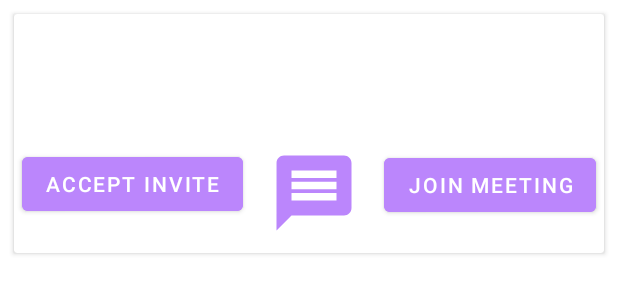
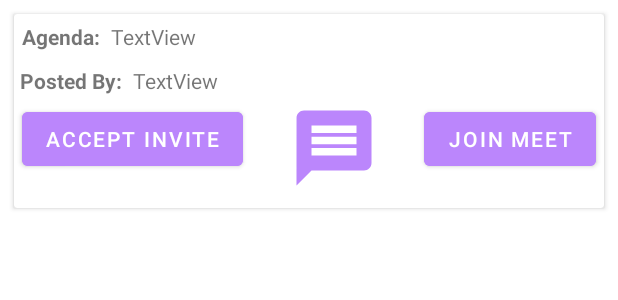
Before and after one commit to enlightrahulrm31/Teams-Clone-App, an Android app: the layout team_row_user.xml on its own in the app's theme, with its tools: preview values and no code run, on a phone screen of 412 x 824 dp. Shown: the top 300 px of the screen. Run offline under Robolectric (Android 15) with nearby library versions, the phone set to English and light mode, and no system bars.

Commit message:
Created chat activity for meetings , modified layout of meeting post .

```diff
--- a/app/src/main/java/com/example/bcd/AlarmReciever.kt
+++ b/app/src/main/java/com/example/bcd/AlarmReciever.kt
@@ -9,6 +9,7 @@ import android.media.RingtoneManager
 import android.net.Uri
 import androidx.core.app.NotificationCompat
 import androidx.core.app.NotificationManagerCompat
+import kotlin.random.Random
 
 class AlarmReciever: BroadcastReceiver() {
     lateinit var notification : Uri
--- a/app/src/main/java/com/example/bcd/BoardingActivity.kt
+++ b/app/src/main/java/com/example/bcd/BoardingActivity.kt
@@ -60,12 +60,14 @@ class BoardingActivity : AppCompatActivity() {
         val  intentmanagemeet: Intent = Intent(this,DashboardActivity::class.java)
         val u = firebaseauth.currentUser
         val em = u?.email
+        var phno:String = ""
         database.collection("users").get()    // it is used to retrive all data of user from firestore database
                 .addOnSuccessListener { result ->
                     for (document in result) {
                         if (document.data["email"].toString() == em) {   // if the email from document is found equal to email of signed in user then we will replace username to loged in user name
                             username = document.data["name"].toString()
                             curUserUrl = document.data["userurl"].toString()
+                            phno = document.data["phoneno"].toString()
                             break
                         }
                     }
@@ -96,6 +98,7 @@ class BoardingActivity : AppCompatActivity() {
             dialog.findViewById<ImageView>(R.id.cancelbutton).setOnClickListener {
                 dialog.dismiss()
             }
+            dialog.findViewById<TextView>(R.id.phonenumbertext).text = phno
             dialog.findViewById<Button>(R.id.editprofile).setOnClickListener {
                 val intent = Intent(this,ProfileActivity::class.java)
                 intent.putExtra("name",username)
--- a/app/src/main/java/com/example/bcd/TeamUserAdapter.kt
+++ b/app/src/main/java/com/example/bcd/TeamUserAdapter.kt
@@ -65,7 +65,7 @@ class TeamUserAdapter(options: FirestoreRecyclerOptions<TeamMeetingModel>, conte
                 .setServerURL(serverurl)
                 .setWelcomePageEnabled(false).build()
         JitsiMeet.setDefaultConferenceOptions(defaultOption)
-        holder.thisjoinmeet.setBackgroundColor(Color.MAGENTA)
+        //holder.thisjoinmeet.setBackgroundColor(Color.MAGENTA)
         holder.thisacceptinvite.setOnClickListener {
             if(map[namemap] != null ){
                 Toast.makeText(k,"You cant accept multiple invites at a time ", Toast.LENGTH_LONG).show()
--- a/app/src/main/res/drawable/oval_shape.xml
+++ b/app/src/main/res/drawable/oval_shape.xml
@@ -13,6 +13,6 @@
     <stroke
         android:width="0.5dp"
         android:color="@color/purple_700" />
-    <solid android:color="@color/purple_200" />
+    <solid android:color="@color/light_blue" />
 
 </shape>
--- a/app/src/main/res/layout/custom_pop.xml
+++ b/app/src/main/res/layout/custom_pop.xml
@@ -6,7 +6,7 @@
     android:layout_height="475dp"
     android:layout_width="350dp"
     android:padding="5dp"
-    android:background="@color/dark_blue"
+    android:background="@color/light_blue"
     android:layout_gravity="center">
 
     <androidx.constraintlayout.widget.ConstraintLayout
@@ -126,7 +126,7 @@
                     app:layout_constraintTop_toBottomOf="@+id/textView5" />
 
                 <TextView
-                    android:id="@+id/textView4"
+                    android:id="@+id/phonenumbertext"
                     android:layout_width="wrap_content"
                     android:layout_height="wrap_content"
                     android:layout_marginStart="4dp"
--- a/app/src/main/res/layout/team_row_user.xml
+++ b/app/src/main/res/layout/team_row_user.xml
@@ -13,20 +13,77 @@
         android:layout_height="wrap_content"
         android:orientation="vertical"
         android:layout_weight="1">
-            <TextView
+        <androidx.constraintlayout.widget.ConstraintLayout
+            android:layout_width="match_parent"
+            android:layout_height="wrap_content">
+
+         <!--   <TextView
                 android:id="@+id/Tvmeetingdescription"
                 android:layout_width="wrap_content"
                 android:layout_height="wrap_content"
+                android:padding="10dp"
+                android:textAlignment="viewStart"
                 android:textSize="16sp"
-                android:padding="10dp"
-                />
+                tools:layout_editor_absoluteX="157dp"
+                tools:layout_editor_absoluteY="0dp" />
+
             <TextView
                 android:id="@+id/Tvoraganiser"
                 android:layout_width="wrap_content"
                 android:layout_height="wrap_content"
                 android:textSize="16sp"
                 android:padding="10dp"
-            />
+                />   -->
+
+
+            <TextView
+                android:id="@+id/textView4"
+                android:layout_width="wrap_content"
+                android:layout_height="wrap_content"
+                android:layout_marginStart="5dp"
+                android:layout_marginTop="5dp"
+                android:text="Agenda:"
+                android:textStyle="bold"
+                app:layout_constraintStart_toStartOf="parent"
+                app:layout_constraintTop_toTopOf="parent" />
+
+            <TextView
+                android:id="@+id/textView7"
+                android:layout_width="wrap_content"
+                android:layout_height="wrap_content"
+                android:layout_marginStart="4dp"
+                android:layout_marginTop="10dp"
+                android:text="Posted By:"
+                android:textStyle="bold"
+                app:layout_constraintBottom_toBottomOf="parent"
+                app:layout_constraintStart_toStartOf="parent"
+                app:layout_constraintTop_toBottomOf="@+id/textView4" />
+
+            <TextView
+                android:id="@+id/Tvmeetingdescription"
+                android:layout_width="wrap_content"
+                android:layout_height="wrap_content"
+                android:layout_marginStart="7dp"
+                android:layout_marginTop="5dp"
+                android:text="TextView"
+                android:textAlignment="viewStart"
+                app:layout_constraintStart_toEndOf="@+id/textView4"
+                app:layout_constraintTop_toTopOf="parent" />
+
+            <TextView
+                android:id="@+id/Tvoraganiser"
+                android:layout_width="wrap_content"
+                android:layout_height="wrap_content"
+                android:layout_marginStart="7dp"
+                android:layout_marginTop="10dp"
+                android:text="TextView"
+                android:textAlignment="viewStart"
+                app:layout_constraintBottom_toBottomOf="parent"
+                app:layout_constraintStart_toEndOf="@+id/textView7"
+                app:layout_constraintTop_toBottomOf="@+id/textView9"
+                app:layout_constraintVertical_bias="0.571" />
+        </androidx.constraintlayout.widget.ConstraintLayout>
+
        <!-- <LinearLayout
             android:layout_width="match_parent"
             android:layout_height="wrap_content"
@@ -79,16 +136,24 @@
                     app:layout_constraintStart_toEndOf="@+id/acceptinvite"
                     app:layout_constraintTop_toTopOf="parent" />
 
+              <!--  <Button
+                    android:id="@+id/joinmeeting"
+                    android:layout_width="wrap_content"
+                    android:layout_height="wrap_content"
+                    android:layout_marginTop="5dp"
+                    android:layout_marginEnd="5dp"
+                    android:text="Join Meeting"
+                    android:backgroundTint="@color/purple_200"
+                    app:layout_constraintEnd_toEndOf="parent"
+                    app:layout_constraintTop_toTopOf="parent" />  -->
                 <Button
                     android:id="@+id/joinmeeting"
                     android:layout_width="wrap_content"
                     android:layout_height="wrap_content"
-                    android:layout_marginTop="6dp"
+                    android:layout_marginTop="5dp"
                     android:layout_marginEnd="5dp"
-                    android:layout_weight="1"
-                    android:text="Join Meeting"
+                    android:text="Join Meet"
                     android:backgroundTint="@color/purple_200"
-                    app:iconTint="#009688"
                     app:layout_constraintEnd_toEndOf="parent"
                     app:layout_constraintTop_toTopOf="parent" />
 
```
Also changed, not shown: app/build.gradle (+9 -4 lines), app/src/main/AndroidManifest.xml (+9 -0 lines), app/src/main/java/com/example/bcd/Constants.kt (added, +9 -0 lines), app/src/main/java/com/example/bcd/FirebaseService.kt (added, +56 -0 lines), app/src/main/java/com/example/bcd/MeetingChatRecyclerViewActivity.kt (+40 -1 lines), app/src/main/java/com/example/bcd/NotificationAPI.kt (added, +19 -0 lines), app/src/main/java/com/example/bcd/NotificationData.kt (added, +8 -0 lines), app/src/main/java/com/example/bcd/PushNotification.kt (added, +8 -0 lines), app/src/main/java/com/example/bcd/RetrofitInstance.kt (added, +20 -0 lines), app/src/main/res/drawable/round_button.xml (added, +13 -0 lines). Lines whose indentation alone changed are shown as unchanged.
